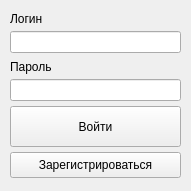
Qt form ui_auth.ui (maLehaNP/registration_window) before a commit.
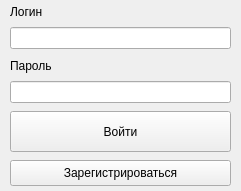
The same form after that commit.

The edit to the form file:
```diff
--- a/ui_auth.ui
+++ b/ui_auth.ui
@@ -6,7 +6,7 @@
    <rect>
     <x>0</x>
     <y>0</y>
-    <width>191</width>
+    <width>241</width>
     <height>191</height>
    </rect>
   </property>
@@ -18,7 +18,7 @@
   </property>
   <property name="minimumSize">
    <size>
-    <width>0</width>
+    <width>241</width>
     <height>191</height>
    </size>
   </property>
@@ -30,7 +30,7 @@
     <rect>
      <x>0</x>
      <y>0</y>
-     <width>191</width>
+     <width>241</width>
      <height>191</height>
     </rect>
    </property>
@@ -42,13 +42,13 @@
      <number>10</number>
     </property>
     <property name="topMargin">
-     <number>10</number>
+     <number>0</number>
     </property>
     <property name="rightMargin">
      <number>10</number>
     </property>
     <property name="bottomMargin">
-     <number>10</number>
+     <number>0</number>
     </property>
     <item>
      <widget class="QLabel" name="login_lbl">
```
